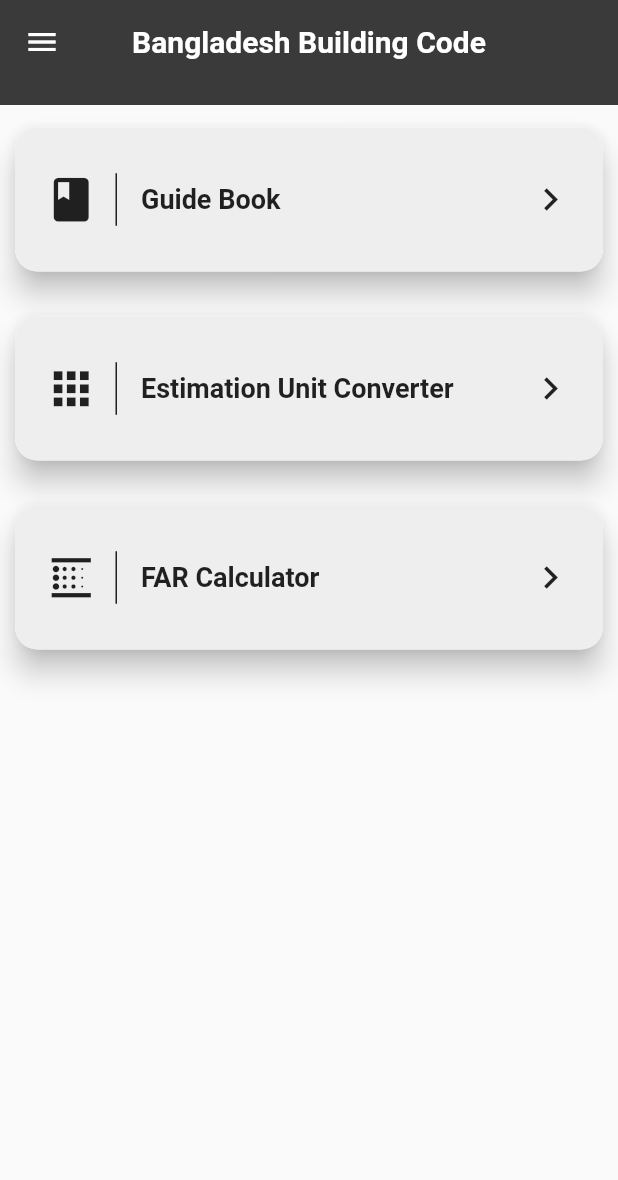
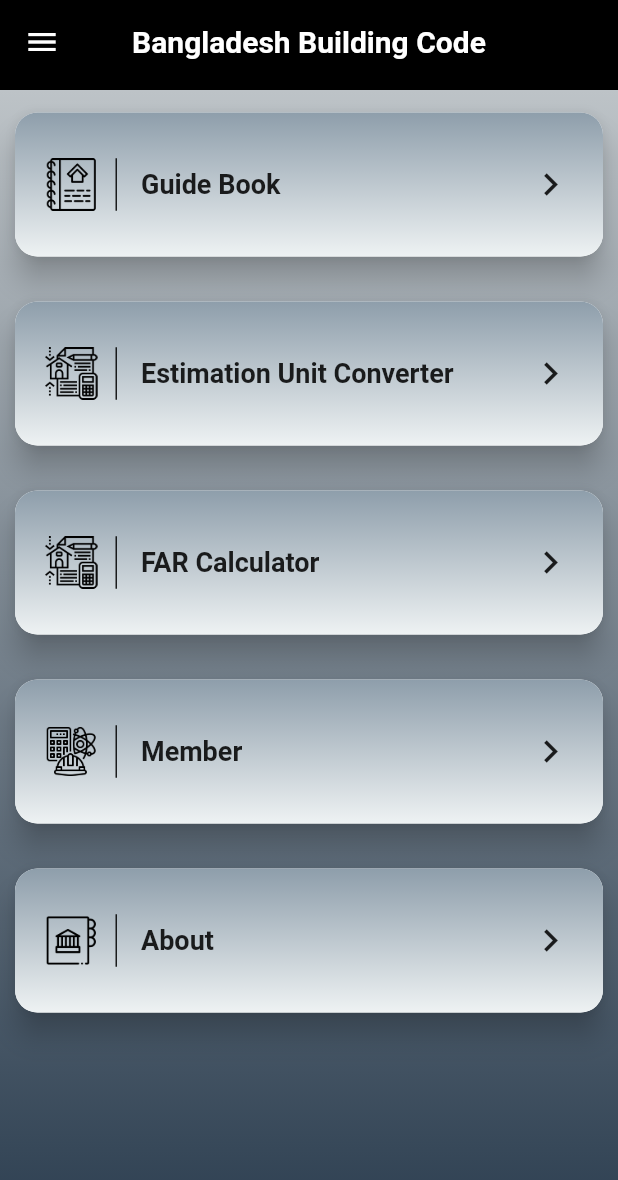
Before and after one commit to sadat-s-ahmed/bangladesh_building_code, a Flutter app: the screen it shows after launch, on a phone screen of 412 x 824 dp. Shown: the top 1180 px of the screen. Run offline on Flutter 3.47's test engine with Material 2 defaults, Android fonts, the phone set to English and light mode, and no system bars; our stand-ins replace decimal, flutter_secure_storage, sliding_up_panel; missing offline and left inert: animated_splash, dropdownfield, flat_icons_flutter, flutter_pdfview, flutter_plugin_pdf_viewer.

Commit message:
changed up homepage

```diff
--- a/bd_building_code/lib/models/home_card_details.dart
+++ b/bd_building_code/lib/models/home_card_details.dart
@@ -3,8 +3,8 @@ import 'package:flutter/material.dart';
 
 class HomeCardsDetails {
   String title;
-  IconData iconData;
+  String image;
   Widget to;
 
-  HomeCardsDetails(this.title, this.iconData, this.to);
+  HomeCardsDetails(this.title, this.image, this.to);
 }
--- a/bd_building_code/lib/pages/homeScreen/home_page.dart
+++ b/bd_building_code/lib/pages/homeScreen/home_page.dart
@@ -6,10 +6,16 @@ import 'package:bd_building_code/pages/Conversion_page/conversion_page.dart';
 
 import 'package:flutter/cupertino.dart';
 import 'package:flutter/material.dart';
+import 'package:flat_icons_flutter/flat_icons_flutter.dart';
 
 Color backgroundColor = Colors.grey.shade200;
+Color appbarColor = Colors.black;
 Color bg_grad = Color.fromRGBO(58, 58,58,1);
 Color bg_grad2 = Color.fromRGBO(58, 58, 58,.7);
+Color grads = Color.fromRGBO(189 , 195 , 199, 1);
+Color grads2 = Color.fromRGBO(44  , 62  , 80, 1);
+Color gradinner1 = Color.fromRGBO(142 , 158 , 171, 1);
+Color gradinner2 = Color.fromRGBO(238, 242 , 243, 1);
 class HomePage extends StatefulWidget {
   const HomePage({Key key}) : super(key: key);
 
@@ -19,10 +25,12 @@ class HomePage extends StatefulWidget {
 
 class _HomePageState extends State<HomePage> with TickerProviderStateMixin {
   List<HomeCardsDetails> pages = [
-    new HomeCardsDetails("Guide Book", Icons.book, GuidebookPage()),
+    new HomeCardsDetails("Guide Book",'assets/home/catalogue.png' , GuidebookPage()),
     new HomeCardsDetails(
-        "Estimation Unit Converter", Icons.apps, ConversionPage()),
-    new HomeCardsDetails("FAR Calculator", Icons.blur_linear, Far_page()),
+        "Estimation Unit Converter", 'assets/home/calculation.png', ConversionPage()),
+    new HomeCardsDetails("FAR Calculator", 'assets/home/calculation.png', Far_page()),
+    new HomeCardsDetails("Member", 'assets/home/science.png', HomePage()),
+    new HomeCardsDetails("About", 'assets/home/architecture-and-city.png', HomePage()),
   ];
   AnimationController cardEntranceController;
   List<Animation> ticketAnimation;
@@ -63,9 +71,9 @@ class _HomePageState extends State<HomePage> with TickerProviderStateMixin {
   Widget build(BuildContext context) {
     return Scaffold(
       appBar: PreferredSize(
-          preferredSize: Size.fromHeight(70.0),
+          preferredSize: Size.fromHeight(60.0),
             child: AppBar(
-            backgroundColor:bg_grad ,
+            backgroundColor:appbarColor ,
             elevation: 0.0,
             centerTitle: true,
             title: new Text(
@@ -100,27 +108,27 @@ class _HomePageState extends State<HomePage> with TickerProviderStateMixin {
                 leading: Icon(Icons.dashboard),
                 title: new Text("Guide Books"),
                 onTap: () {
-                  Navigator.pop(context);
+                   Navigator.of(context).push(
+                    MaterialPageRoute(builder: (context) => GuidebookPage()),
+                  );
                 }),
             new ListTile(
                 leading:Icon(Icons.apps),
                 title: new Text("FAR Calculator"),
                 onTap: () {
-                  Navigator.pop(context);
+                   Navigator.of(context).push(
+                    MaterialPageRoute(builder: (context) => Far_page()),
+                  );
                 }),
             new ListTile(
                 leading: Icon(Icons.settings),
                 title: new Text("Estimation Unit Calculator"),
                 onTap: () {
-                  Navigator.pop(context);
+                   Navigator.of(context).push(
+                    MaterialPageRoute(builder: (context) => ConversionPage()),
+                  );
                 }),
             new Divider(),
-            new ListTile(
-                leading: Icon(Icons.info),
-                title: new Text("About"),
-                onTap: () {
-                  Navigator.pop(context);
-                }),
             new ListTile(
                 leading: Icon(Icons.power_settings_new),
                 title: new Text("Logout"),
@@ -131,16 +139,28 @@ class _HomePageState extends State<HomePage> with TickerProviderStateMixin {
         ),
       ),
       body: Stack(
+         fit: StackFit.expand,
         children: <Widget>[
           // HomePageBar(height: 260.0, title: "Bangladesh Building Code"),
-          Positioned.fill(
-            top: MediaQuery.of(context).padding.top,
-            child: SingleChildScrollView(
-              child: Column(
-                children: _buildCards().toList(),
+          Container(
+              decoration: BoxDecoration(
+                gradient: LinearGradient(
+                  begin: Alignment.topCenter,
+                  end: Alignment.bottomCenter,
+                  stops: [0, 1],
+                  colors: [
+                    grads,
+                    grads2
+                  ],
+                ),
               ),
-            ),
-          )
+              child:SingleChildScrollView(
+                    child: Column(
+                      children: _buildCards().toList(),
+                    ),
+                  ),
+              )
+
         ],
       ),
     );
@@ -159,7 +179,16 @@ class _HomePageState extends State<HomePage> with TickerProviderStateMixin {
           margin: new EdgeInsets.symmetric(horizontal: 10.0, vertical: 15.0),
           child: Container(
             decoration: BoxDecoration(
-              color: backgroundColor,
+              gradient: LinearGradient(
+                  begin: Alignment.topCenter,
+                  end: Alignment.bottomCenter,
+                  stops: [0, 1],
+                  colors: [
+                    gradinner1,
+                    gradinner2
+                  ],
+                ),
+                shape: BoxShape.rectangle,
               borderRadius: new BorderRadius.all(Radius.circular(15.0))
               ),
             child: makeTiles(page),
@@ -189,11 +218,19 @@ class _HomePageState extends State<HomePage> with TickerProviderStateMixin {
                   right: new BorderSide(
                     width: 1.0,
                     color: Colors.black87))),
-          child: Icon(
-              page.iconData,
-             color: Colors.black87,
-             size: 35.0,
-             ),
+          child:  Image.asset(
+              page.image,
+              height: 35,
+              width: 35,
+              fit: BoxFit.fitWidth,
+          )
+
+
+          // Icon(
+          //     page.iconData,
+          //    color: Colors.black87,
+          //    size: 35.0,
+          //    ),
         ),
         title: Text(
           page.title,
--- a/bd_building_code/pubspec.yaml
+++ b/bd_building_code/pubspec.yaml
@@ -41,6 +41,7 @@ dev_dependencies:
   path_provider:
   http:
   url_launcher:
+  flat_icons_flutter: ^1.0.2
 
 # For information on the generic Dart part of this file, see the
 # following page: https://dart.dev/tools/pub/pubspec
@@ -66,6 +67,11 @@ flutter:
    - assets/icons/imgforgot.png
    - assets/sketch.png
    - assets/home.png
+   - assets/home/architecture-and-city.png
+   - assets/home/calculation.png
+   - assets/home/calculator.png
+   - assets/home/catalogue.png
+   - assets/home/science.png
 
 
 
```
Also changed, not shown: bd_building_code/assets/home/architecture-and-city.png (added), bd_building_code/assets/home/calculation.png (added), bd_building_code/assets/home/calculator.png (added), bd_building_code/assets/home/catalogue.png (added), bd_building_code/assets/home/science.png (added), bd_building_code/pubspec.lock.
